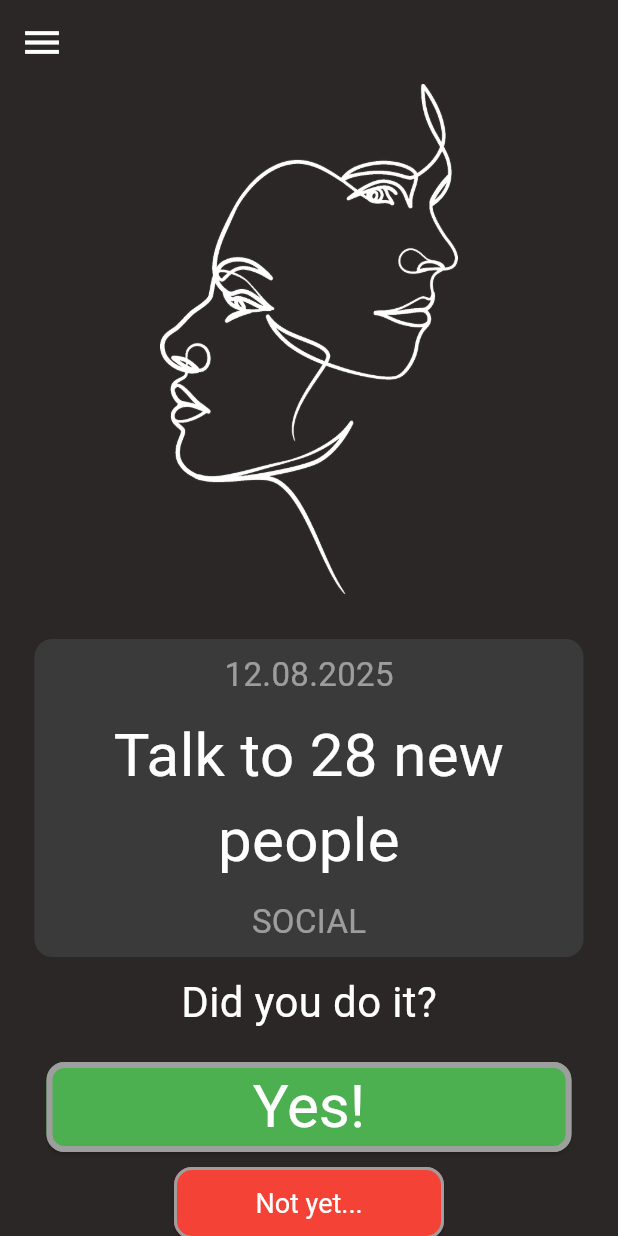
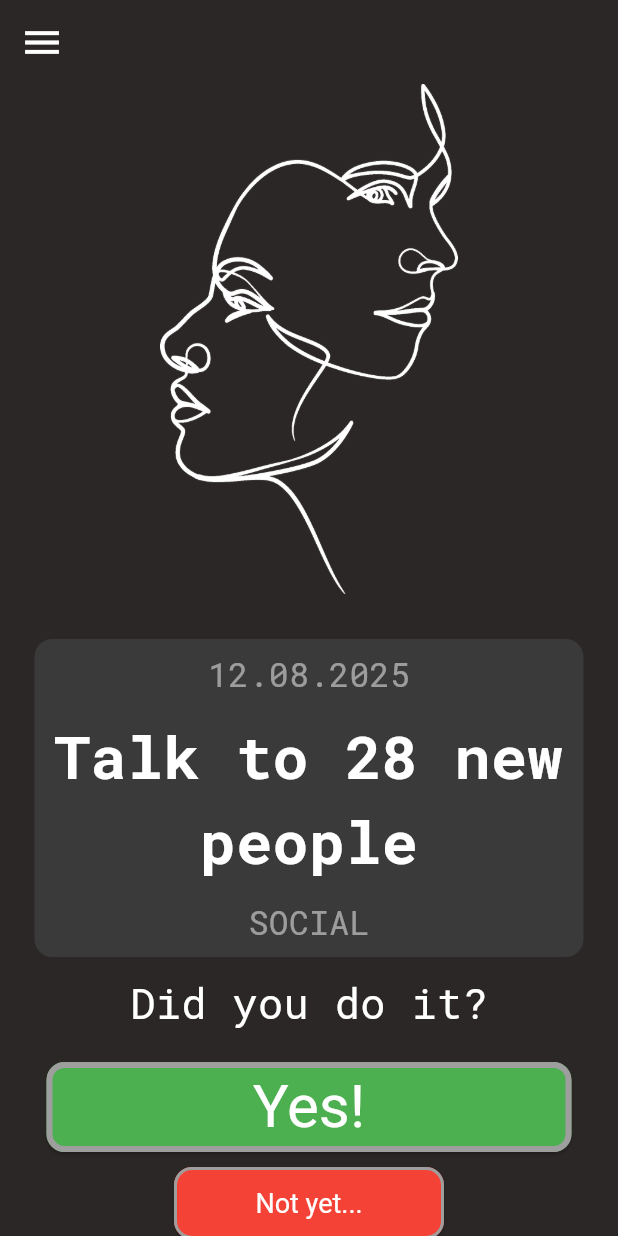
Before and after one commit to temevh/betterbrain, a Flutter app: the screen it shows after launch, on a phone screen of 412 x 824 dp. Run offline on Flutter 3.47's test engine with Material 3 defaults, Android fonts, the phone set to English and light mode, and no system bars; our stand-ins replace table_calendar.

Commit message:
changed font to robotomono

```diff
--- a/lib/main.dart
+++ b/lib/main.dart
@@ -18,10 +18,15 @@ class MyApp extends StatelessWidget {
         textTheme: ThemeData.dark().textTheme.apply(
           bodyColor: Colors.white,
           displayColor: Colors.white,
+          fontFamily: 'RobotoMono',
         ),
         appBarTheme: const AppBarTheme(
           backgroundColor: Color(0xFF2B2726),
-          titleTextStyle: TextStyle(color: Colors.white, fontSize: 24),
+          titleTextStyle: TextStyle(
+            color: Colors.white,
+            fontSize: 24,
+            fontFamily: 'RobotoMono',
+          ),
         ),
       ),
       debugShowCheckedModeBanner: false,
--- a/lib/widgets/task_box.dart
+++ b/lib/widgets/task_box.dart
@@ -118,7 +118,7 @@ class _TaskBoxState extends State<TaskBox> {
                   style: TextStyle(
                     color: Colors.white,
                     fontSize: 40,
-                    fontWeight: FontWeight.w400,
+                    fontWeight: FontWeight.bold,
                   ),
                 ),
               ),
--- a/pubspec.yaml
+++ b/pubspec.yaml
@@ -19,14 +19,11 @@ dev_dependencies:
   flutter_lints: ^5.0.0
 
 flutter:
-  uses-material-design: true
   fonts:
     - family: RobotoMono
       fonts:
         - asset: assets/fonts/RobotoMono-VariableFont_wght.ttf
-          weight: 400
-        - asset: assets/fonts/RobotoMono-Italic-VariableFont_wght.ttf
-          style: italic
+  uses-material-design: true
   assets:
     - assets/images/
     - assets/events.json
```
Also changed, not shown: assets/fonts/RobotoMono-Italic-VariableFont_wght.ttf (deleted).
